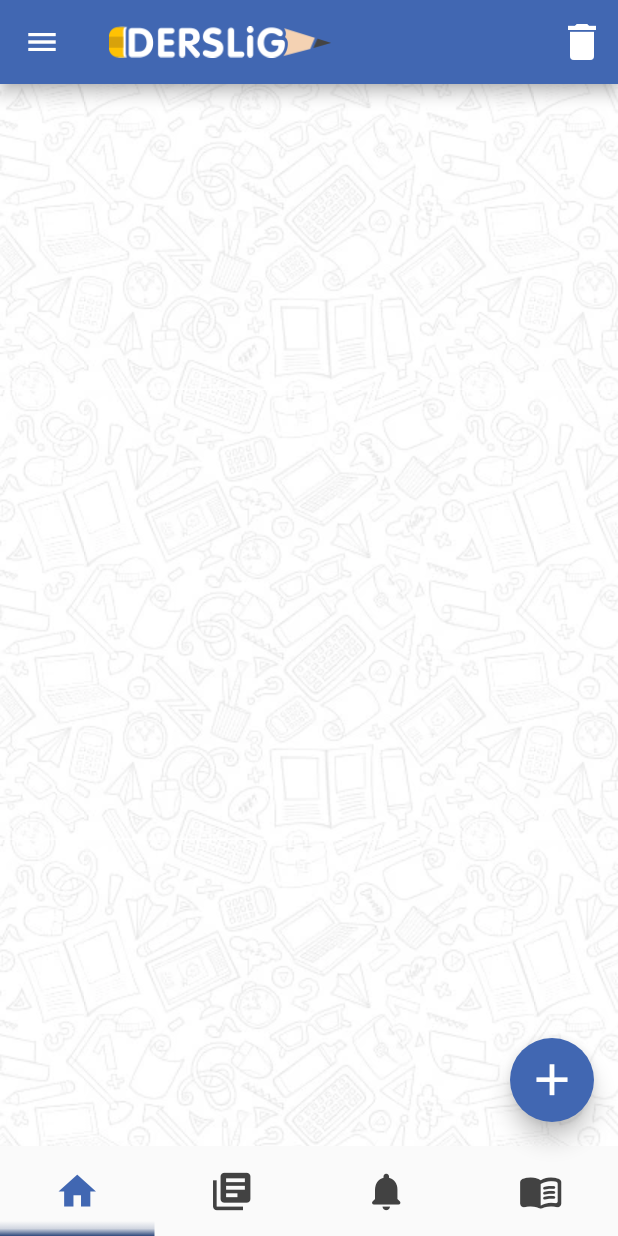
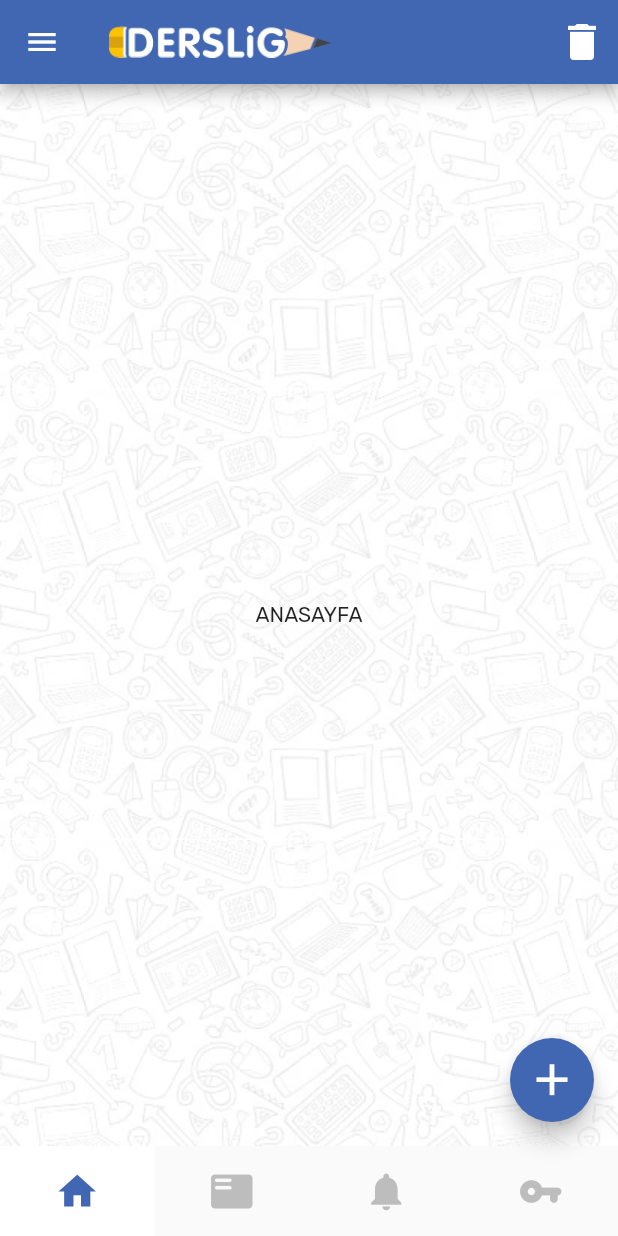
Before and after one commit to gokaytbk/derslig, a Flutter app: the screen it shows after launch, on a phone screen of 412 x 824 dp. Run offline on Flutter 3.47's test engine with Material 2 defaults, Android fonts, the phone set to English and light mode, and no system bars.

```diff
--- a/first_app/lib/wireframes/home.dart
+++ b/first_app/lib/wireframes/home.dart
@@ -17,12 +17,17 @@ class MyApp extends StatelessWidget {
 class MyAppHome extends StatefulWidget {
   @override
   State<StatefulWidget> createState() {
-    return _MyAppHomeState();
+    return _MyAppHome();
   }
 }
 
-class _MyAppHomeState extends State<MyAppHome> {
-  int _selectedItemIndex = 0;
+class _MyAppHome extends State<MyAppHome> {
+  int _seciliSayfa = 0;
+  void sayfaDegistir(int index) {
+    setState(() {
+      _seciliSayfa = index;
+    });
+  }
 
   @override
   Widget build(BuildContext context) {
@@ -51,6 +56,71 @@ class _MyAppHomeState extends State<MyAppHome> {
             repeat: ImageRepeat.repeat,
           ),
         ),
+        child: sayfaGoster(_seciliSayfa),
+      ),
+      bottomNavigationBar: Row(
+        children: <Widget>[
+          buildNavBarItem(Icons.home, 0, true),
+          buildNavBarItem(Icons.featured_play_list_rounded, 1, false),
+          buildNavBarItem(Icons.notifications, 2, false),
+          buildNavBarItem(Icons.vpn_key_rounded, 3, false),
+        ],
+      ),
+    );
+  }
+
+  Widget buildNavBarItem(IconData icon, int index, bool isActive) {
+    return GestureDetector(
+      onTap: () {
+        setState(() {
+          _seciliSayfa = index;
+        });
+      },
+      child: Container(
+        height: 60,
+        width: MediaQuery.of(context).size.width / 4,
+        decoration: index == _seciliSayfa
+            ? BoxDecoration(
+                color: index == _seciliSayfa ? Colors.white : Colors.white,
+              )
+            : BoxDecoration(),
+        child: Icon(icon,
+            color:
+                index == _seciliSayfa ? Color(0xff4167b2) : Color(0xffBDBDBD),
+            size: 30),
+      ),
+    );
+  }
+
+  Widget sayfaGoster(int _seciliSayfa) {
+    // ignore: unrelated_type_equality_checks
+    if (_seciliSayfa == 0) {
+      return sayfa1();
+      // ignore: unrelated_type_equality_checks
+    } else if (_seciliSayfa == 1) {
+      return sayfa2();
+      // ignore: unrelated_type_equality_checks
+    } else if (_seciliSayfa == 2) {
+      return sayfa3();
+      // ignore: unrelated_type_equality_checks
+    } else if (_seciliSayfa == 3) {
+      return sayfa4();
+    }
+    return Container();
+  }
+
+  Widget sayfa1() {
+    return Scaffold(
+      body: Container(
+        decoration: BoxDecoration(
+          image: DecorationImage(
+            image: AssetImage("images/bg.png"),
+            repeat: ImageRepeat.repeat,
+          ),
+        ),
+        child: Center(
+          child: Text("ANASAYFA"),
+        ),
       ),
       floatingActionButton: FloatingActionButton(
         onPressed: () => Navigator.push(
@@ -61,58 +131,52 @@ class _MyAppHomeState extends State<MyAppHome> {
         ),
         backgroundColor: Color(0xff4167b2),
       ),
-      bottomNavigationBar: Row(
-        children: <Widget>[
-          buildNavBarItem(Icons.home, 0),
-          buildNavBarItem(Icons.my_library_books, 1),
-          buildNavBarItem(Icons.notifications_rounded, 2),
-          buildNavBarItem(
-            Icons.menu_book_rounded,
-            3,
+    );
+  }
+
+  Widget sayfa2() {
+    return Scaffold(
+      body: Container(
+        decoration: BoxDecoration(
+          image: DecorationImage(
+            image: AssetImage("images/bg.png"),
+            repeat: ImageRepeat.repeat,
           ),
-        ],
+        ),
+        child: Center(
+          child: Text("DERS PROGRAMI"),
+        ),
       ),
     );
   }
 
-  Widget buildNavBarItem(IconData icon, int index) {
-    return GestureDetector(
-      onTap: () {
-        setState(() {
-          _selectedItemIndex = index;
-        });
-      },
-      child: Container(
-        height: 60,
-        width: MediaQuery.of(context).size.width / 4,
-        decoration: index == _selectedItemIndex
-            ? BoxDecoration(
-                gradient: LinearGradient(colors: [
-                  Color(0xff2f497c).withOpacity(1),
-                  Color(0xff2f497c).withOpacity(0.2),
-                  Color(0xff2f497c).withOpacity(0),
-                  Color(0xff2f497c).withOpacity(0),
-                  Color(0xff2f497c).withOpacity(0),
-                  Color(0xff2f497c).withOpacity(0),
-                  Color(0xff4167b2).withOpacity(0.0),
-                  Color(0xff4167b2).withOpacity(0.0),
-                  Color(0xff4167b2).withOpacity(0.0),
-                  Color(0xff4167b2).withOpacity(0.0),
-                  Color(0xff4167b2).withOpacity(0.0),
-                  Color(0xff4167b2).withOpacity(0.0),
-                  Color(0xff4167b2).withOpacity(0.0),
-                ], begin: Alignment.bottomCenter, end: Alignment.topCenter),
-                // color: index == _selectedItemIndex
-                //     ? Colors.grey[300]
-                //     : Colors.blue[900]
-              )
-            : BoxDecoration(),
-        child: Icon(
-          icon,
-          color: index == _selectedItemIndex
-              ? Color(0xff4167b2)
-              : Colors.grey[800],
-          size: 30,
+  Widget sayfa3() {
+    return Scaffold(
+      body: Container(
+        decoration: BoxDecoration(
+          image: DecorationImage(
+            image: AssetImage("images/bg.png"),
+            repeat: ImageRepeat.repeat,
+          ),
+        ),
+        child: Center(
+          child: Text("BILDIRIMLER"),
+        ),
+      ),
+    );
+  }
+
+  Widget sayfa4() {
+    return Scaffold(
+      body: Container(
+        decoration: BoxDecoration(
+          image: DecorationImage(
+            image: AssetImage("images/bg.png"),
+            repeat: ImageRepeat.repeat,
+          ),
+        ),
+        child: Center(
+          child: Text("CEVAP ANAHTARLARI"),
         ),
       ),
     );
```
Also changed, not shown: first_app/lib/wireframes/add.dart (+129 -149 lines), first_app/lib/wireframes/schedules.dart (added, +8 -0 lines).
